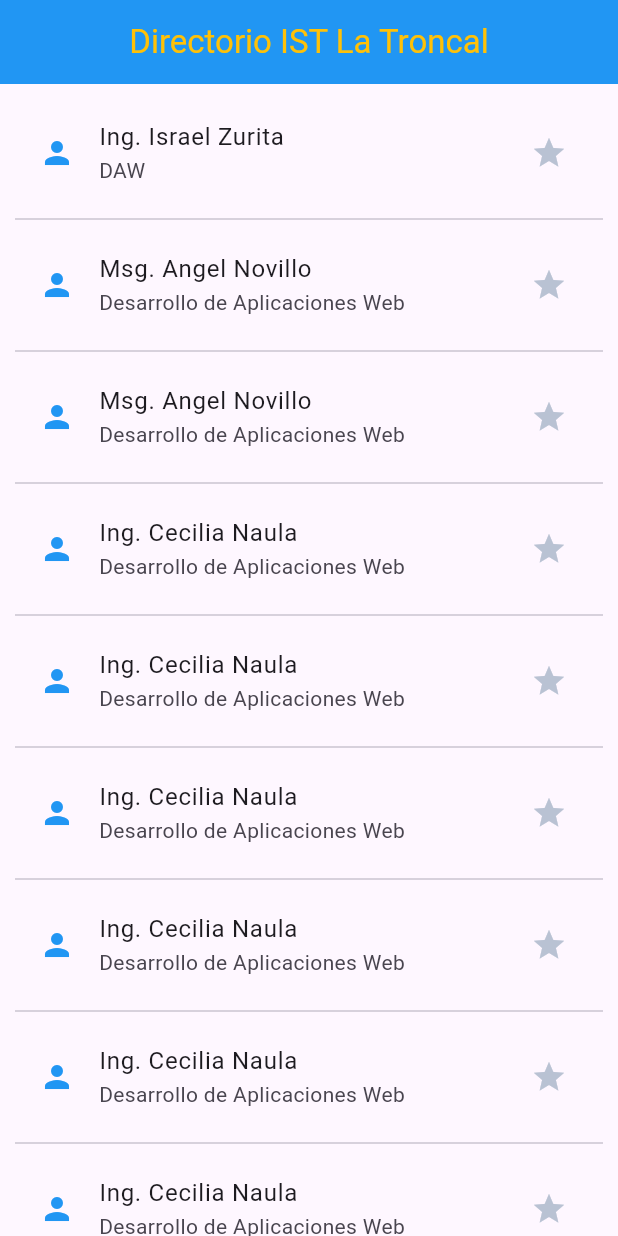
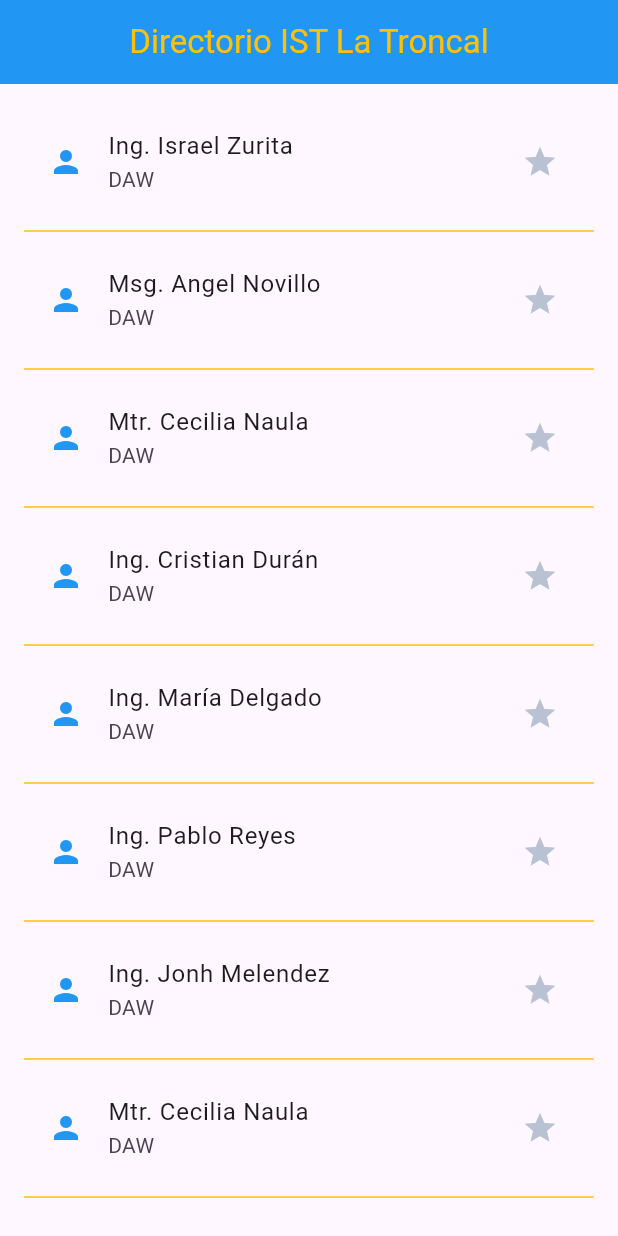
Before and after one commit to bf2012-bf/directorio_istlt, a Flutter app: the screen it shows after launch, on a phone screen of 412 x 824 dp. Run offline on Flutter 3.47's test engine with Material 3 defaults, Android fonts, the phone set to English and light mode, and no system bars.

Commit message:
agregue listview.separated

```diff
--- a/lib/main.dart
+++ b/lib/main.dart
@@ -8,35 +8,17 @@ void main() {
 class MainApp extends StatelessWidget {
   MainApp({super.key});
 
-  Docente docente1 = Docente(
-    nombres: "Israel",
-    apellidos: "Zurita",
-    carrera: "DAW",
-    nivelEstudio: "Ing.",
-  );
-
-  List<Docente> listaDocentes = [
-    Docente(
-    nombres: "Israel",
-    apellidos: "Zurita",
-    carrera: "DAW",
-    nivelEstudio: "Ing.",
-  ),
-  Docente(
-    nombres: "Angel",
-    apellidos: "Novillo",
-    carrera: "DAW",
-    nivelEstudio: "Msg.",
-  ),
-  Docente(
-    nombres: "Cecilia",
-    apellidos: "Naula",
-    carrera: "DAW",
-    nivelEstudio: "Mtr.",
-  )
+  final List<Docente> listaDocentes = [
+    Docente(nombres: "Israel", apellidos: "Zurita", carrera: "DAW", nivelEstudio: "Ing.",),
+    Docente(nombres: "Angel", apellidos: "Novillo", carrera: "DAW", nivelEstudio: "Msg.",),
+    Docente(nombres: "Cecilia", apellidos: "Naula", carrera: "DAW", nivelEstudio: "Mtr.",),
+    Docente(nombres: "Cristian", apellidos: "Durán", carrera: "DAW", nivelEstudio: "Ing.",),
+    Docente(nombres: "María", apellidos: "Delgado", carrera: "DAW", nivelEstudio: "Ing.",),
+    Docente(nombres: "Pablo", apellidos: "Reyes", carrera: "DAW", nivelEstudio: "Ing.",),
+    Docente(nombres: "Jonh", apellidos: "Melendez", carrera: "DAW", nivelEstudio: "Ing.",),
+    Docente(nombres: "Cecilia", apellidos: "Naula", carrera: "DAW", nivelEstudio: "Mtr.",),
+    Docente(nombres: "Cecilia", apellidos: "Naula", carrera: "DAW", nivelEstudio: "Mtr.",),
   ];
-
-  int indiciDocentes = 1;
 
   @override
   Widget build(BuildContext context) {
@@ -48,121 +30,27 @@ class MainApp extends StatelessWidget {
           backgroundColor: Colors.blue,
           foregroundColor: Colors.amber,
         ),
-        body: ListView(
-        padding: EdgeInsets.all(10),
-          children: [
-            ListTile(
-              trailing: Icon(Icons.star, color:  Color.fromARGB(255, 185, 194, 211)),
-              leading: Icon(Icons.person, color: Colors.blue),
-              title: Text("${docente1.nivelEstudio} ${docente1.nombres} ${docente1.apellidos}"),
-              subtitle: Text("${docente1.carrera} "),
-            ),
-            Divider(),
-            ListTile(
-              trailing: Icon(Icons.star, color:  Color.fromARGB(255, 185, 194, 211)),
-              leading: Icon(Icons.person, color: Colors.blue),
-              title: Text(
-                "${listaDocentes[indiciDocentes].nivelEstudio} ${listaDocentes[indiciDocentes].nombres} ${listaDocentes[indiciDocentes].apellidos}"
-              ),
-              subtitle: Text("Desarrollo de Aplicaciones Web"),
-            ),
-            Divider(),
-            ListTile(
-              trailing: Icon(Icons.star, color:  Color.fromARGB(255, 185, 194, 211)),
-              leading: Icon(Icons.person, color: Colors.blue),
-              title: Text(
-                "${listaDocentes[indiciDocentes].nivelEstudio} ${listaDocentes[indiciDocentes].nombres} ${listaDocentes[indiciDocentes].apellidos}"
-              ),
-              subtitle: Text("Desarrollo de Aplicaciones Web"),
-            ),
-            Divider(),
-            ListTile(
-              trailing: Icon(Icons.star, color:  Color.fromARGB(255, 185, 194, 211)),
-              leading: Icon(Icons.person, color: Colors.blue),
-              title: Text("Ing. Cecilia Naula"),
-              subtitle: Text("Desarrollo de Aplicaciones Web"),
-            ),
-            Divider(),
-            ListTile(
-              trailing: Icon(Icons.star, color:  Color.fromARGB(255, 185, 194, 211)),
-              leading: Icon(Icons.person, color: Colors.blue),
-              title: Text("Ing. Cecilia Naula"),
-              subtitle: Text("Desarrollo de Aplicaciones Web"),
-            ),
-            Divider(),
-            ListTile(
-              trailing: Icon(Icons.star, color:  Color.fromARGB(255, 185, 194, 211)),
-              leading: Icon(Icons.person, color: Colors.blue),
-              title: Text("Ing. Cecilia Naula"),
-              subtitle: Text("Desarrollo de Aplicaciones Web"),
-            ),
-            Divider(),
-            ListTile(
-              trailing: Icon(Icons.star, color:  Color.fromARGB(255, 185, 194, 211)),
-              leading: Icon(Icons.person, color: Colors.blue),
-              title: Text("Ing. Cecilia Naula"),
-              subtitle: Text("Desarrollo de Aplicaciones Web"),
-            ),
-            Divider(),
-            ListTile(
-              trailing: Icon(Icons.star, color:  Color.fromARGB(255, 185, 194, 211)),
-              leading: Icon(Icons.person, color: Colors.blue),
-              title: Text("Ing. Cecilia Naula"),
-              subtitle: Text("Desarrollo de Aplicaciones Web"),
-            ),
-            Divider(),
-            ListTile(
-              trailing: Icon(Icons.star, color:  Color.fromARGB(255, 185, 194, 211)),
-              leading: Icon(Icons.person, color: Colors.blue),
-              title: Text("Ing. Cecilia Naula"),
-              subtitle: Text("Desarrollo de Aplicaciones Web"),
-            ),
-            Divider(),
-            ListTile(
-              trailing: Icon(Icons.star, color:  Color.fromARGB(255, 185, 194, 211)),
-              leading: Icon(Icons.person, color: Colors.blue),
-              title: Text("Ing. Cecilia Naula"),
-              subtitle: Text("Desarrollo de Aplicaciones Web"),
-            ),
-            Divider(),
-            ListTile(
-              trailing: Icon(Icons.star, color:  Color.fromARGB(255, 185, 194, 211)),
-              leading: Icon(Icons.person, color: Colors.blue),
-              title: Text("Ing. Cecilia Naula"),
-              subtitle: Text("Desarrollo de Aplicaciones Web"),
-            ),
-            Divider(),
-            ListTile(
-              trailing: Icon(Icons.star, color:  Color.fromARGB(255, 185, 194, 211)),
-              leading: Icon(Icons.person, color: Colors.blue),
-              title: Text("Ing. Cecilia Naula"),
-              subtitle: Text("Desarrollo de Aplicaciones Web"),
-            ),
-            Divider(),
-            ListTile(
-              trailing: Icon(Icons.star, color:  Color.fromARGB(255, 185, 194, 211)),
-              leading: Icon(Icons.person, color: Colors.blue),
-              title: Text("Ing. Cecilia Naula"),
-              subtitle: Text("Desarrollo de Aplicaciones Web"),
-            ),
-            Divider(),
-            ListTile(
-              trailing: Icon(Icons.star, color:  Color.fromARGB(255, 185, 194, 211)),
-              leading: Icon(Icons.person, color: Colors.blue),
-              title: Text("Ing. Cecilia Naula"),
-              subtitle: Text("Desarrollo de Aplicaciones Web"),
-            ),
-            Divider(),
-            ListTile(
-              trailing: Icon(Icons.star, color:  Color.fromARGB(255, 185, 194, 211)),
-              leading: Icon(Icons.person, color: Colors.blue),
-              title: Text("Ing. Cecilia Naula"),
-              subtitle: Text("Desarrollo de Aplicaciones Web"),
-            ),
-            Divider(),
-          ],
+        body: ListView.separated(
+          padding: EdgeInsets.all(16),
+          itemCount: listaDocentes.length,
+          separatorBuilder: (context, index) => Divider(
+            height: 20.0,
+            color: Colors.amber,
+          ),
+          itemBuilder: (context, index) {
+            return _docentetile(listaDocentes[index]);
+          },
         ),
       ),
     );
   }
+
+  Widget _docentetile(Docente d) {
+    return ListTile(
+      trailing: Icon(Icons.star, color:  Color.fromARGB(255, 185, 194, 211)),
+      leading: Icon(Icons.person, color: Colors.blue),
+      title: Text("${d.nivelEstudio} ${d.nombres} ${d.apellidos}"),
+      subtitle: Text(d.carrera),
+    );
+  }
 }
```
